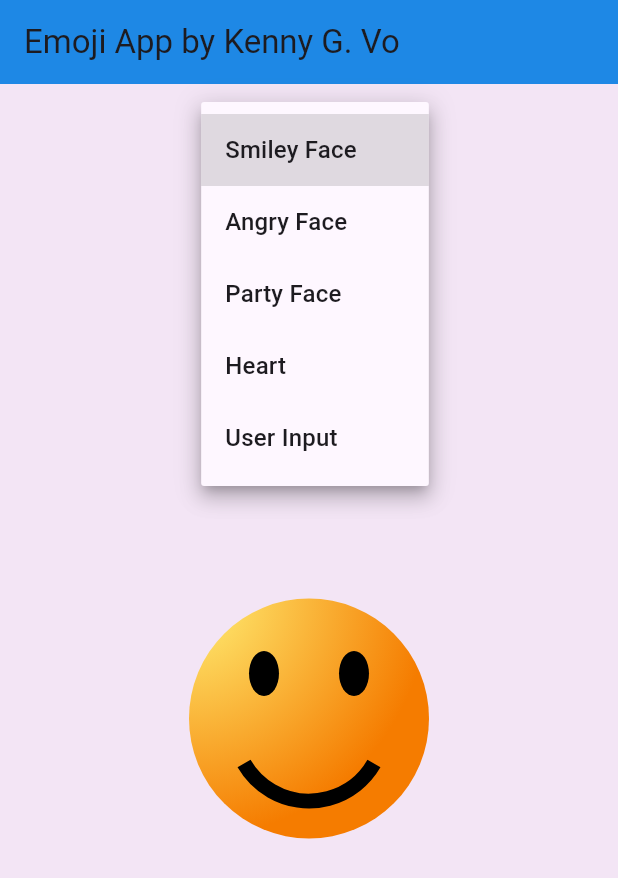
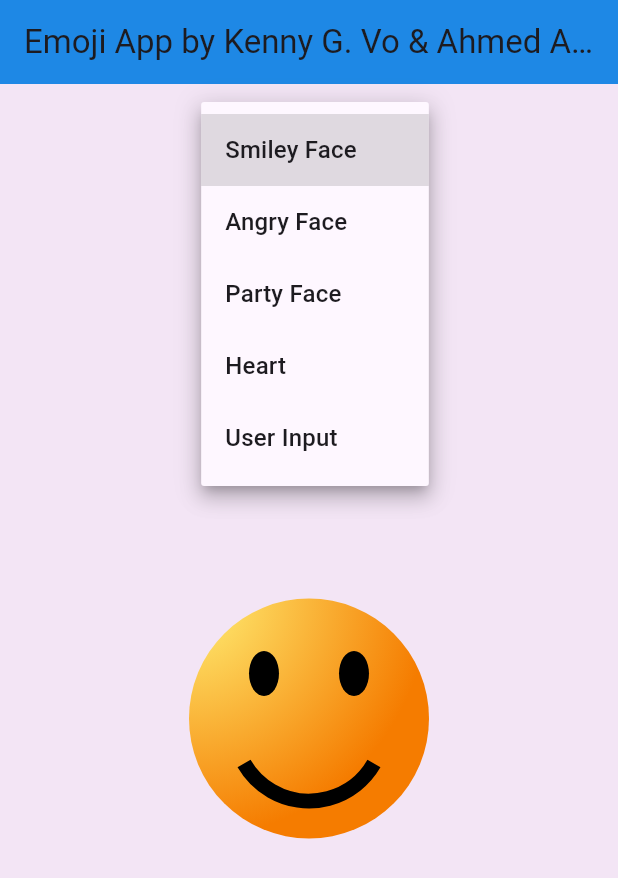
Before and after one commit to kvo110/smiley, a Flutter app: the screen it shows after launch, after a tap on "Smiley Face", on a phone screen of 412 x 824 dp. Shown: the top 878 px of the screen. Run offline on Flutter 3.47's test engine with Material 3 defaults, Android fonts, the phone set to English and light mode, and no system bars.

Commit message:
Final Changes Complete

```diff
--- a/smile/lib/main.dart
+++ b/smile/lib/main.dart
@@ -1,3 +1,5 @@
+//Team members: Ahmed Arshad &  Kenny G. Vo
+
 import 'dart:math';
 import 'package:flutter/material.dart';
 
@@ -95,8 +97,9 @@
         }
       }
 
-    // Draws a heart
-    // Draws a heart
+
+
+ /// Draws a heart
     } else if (emoji == 'Heart') {
       final paint = Paint()
         ..style = PaintingStyle.fill
@@ -105,49 +108,66 @@
           center: Alignment.topCenter,
           radius: 1.0,
         ).createShader(Rect.fromLTWH(0, 0, size.width, size.height));
+
       final path = Path();
 
+      //heart shape
       final width = size.width * 0.6;
       final height = size.height * 0.6;
 
+      // Center the smaller heart
       final offsetX = (size.width - width) / 2;
       final offsetY = (size.height - height) / 2;
 
+      // Start from the bottom point of the heart
       path.moveTo(offsetX + width / 2, offsetY + height * 0.85);
 
-  // Adjusted control points for the left side
+      // Left side of heart
       path.cubicTo(
-    offsetX + width * 0.1, offsetY + height * 0.5, // control point 1
-    offsetX, offsetY + height * 0.25, // control point 2
-    offsetX + width * 0.5, offsetY + height * 0.25 // end point (top center)
+        offsetX + width * 0.2, offsetY + height * 0.6,  // control point 1
+        offsetX + width * 0.1, offsetY + height * 0.3,  // control point 2
+        offsetX + width * 0.25, offsetY + height * 0.15  // end point (left bump top)
       );
 
-  // This top-left arc is no longer needed since the previous cubicTo does the job
-  // path.cubicTo(
-  //   offsetX + width * 0.35, offsetY + height * 0.05,
-  //   offsetX + width * 0.45, offsetY + height * 0.05,
-  //   offsetX + width / 2, offsetY + height * 0.25
-  // );
+      // Top left arc
+      path.cubicTo(
+        offsetX + width * 0.35, offsetY + height * 0.05,
+        offsetX + width * 0.45, offsetY + height * 0.05,
+        offsetX + width / 2, offsetY + height * 0.25
+      );
 
-  // Adjusted control points for the right side
+      // Top right arc
       path.cubicTo(
-    offsetX + width, offsetY + height * 0.25, // control point 1
-    offsetX + width * 0.9, offsetY + height * 0.5, // control point 2
-    offsetX + width / 2, offsetY + height * 0.85 // back to bottom point
+        offsetX + width * 0.55, offsetY + height * 0.05,
+        offsetX + width * 0.65, offsetY + height * 0.05,
+        offsetX + width * 0.75, offsetY + height * 0.15
+      );
+
+      // Right side of heart
+      path.cubicTo(
+        offsetX + width * 0.9, offsetY + height * 0.3,   // control point 1
+        offsetX + width * 0.8, offsetY + height * 0.6,   // control point 2
+        offsetX + width / 2, offsetY + height * 0.85     // back to bottom point
       );
 
       path.close();
+
+      // Draw the heart
       canvas.drawPath(path, paint);
 
+      // Add a subtle shadow/outline
       final outlinePaint = Paint()
         ..color = Colors.red[900]!
         ..style = PaintingStyle.stroke
         ..strokeWidth = 3;
+
       canvas.drawPath(path, outlinePaint);
 
+      // Add a highlight
       final highlightPaint = Paint()
         ..color = Colors.white.withOpacity(0.3)
         ..style = PaintingStyle.fill;
+
       final highlightPath = Path();
       highlightPath.addOval(Rect.fromLTWH(offsetX + width * 0.3, offsetY + height * 0.2, width * 0.2, height * 0.15));
       canvas.drawPath(highlightPath, highlightPaint);
@@ -273,7 +293,7 @@
     return MaterialApp(
       home: Scaffold(
         appBar: AppBar(
-          title: Text('Emoji App by Kenny G. Vo'),
+          title: Text('Emoji App by Kenny G. Vo & Ahmed Arshad'),
           backgroundColor: Colors.blue[600],
         ),
         body: Container(
```
Lines whose indentation alone changed are shown as unchanged.
